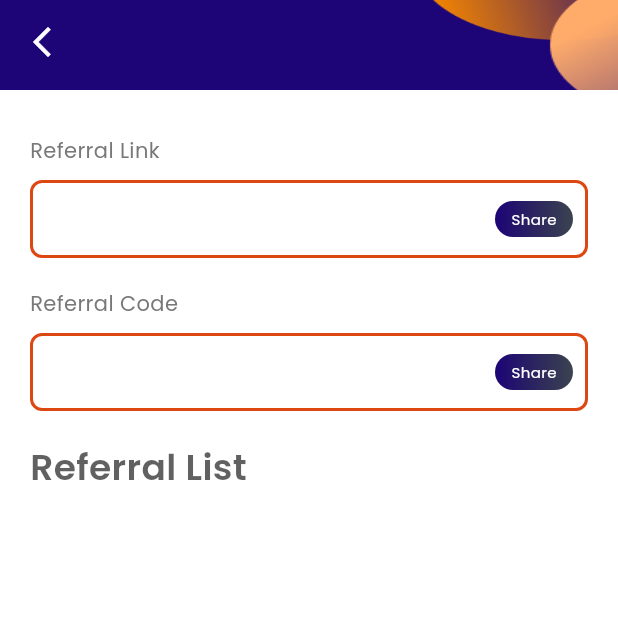
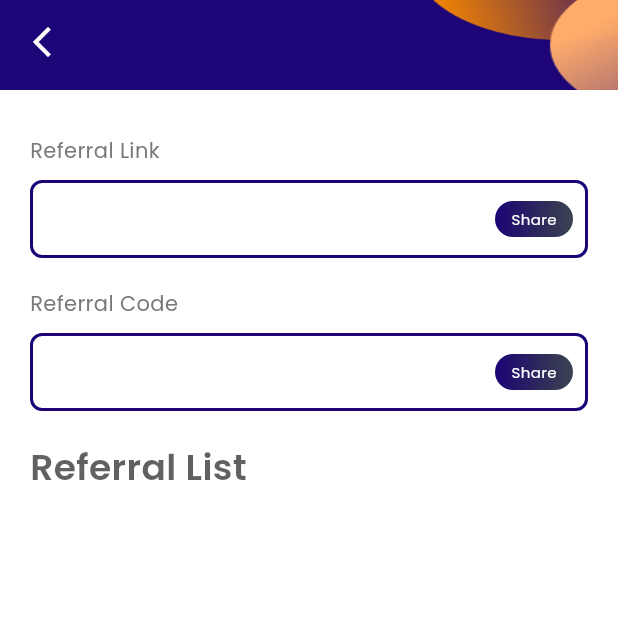
Before and after one commit to 5Star-Inn-Company-Frontend/mra, a Flutter app: the Referrals screen opened directly, on a phone screen of 412 x 824 dp, the top half of it. Run offline on Flutter 3.47's test engine with Material 3 defaults, Android fonts, the phone set to English and light mode, and no system bars; our stand-ins replace another_flushbar, connectivity_plus, dio, flutter_screenutil, flutter_secure_storage, google_fonts and 8 more; missing offline and left inert: awesome_dio_interceptor, clipboard, fast_contacts, flutter_pin_code_fields; accounts and stored records are empty; project files that could hold a hidden picture were left out.

Commit message:
color adjustments to referral screen

```diff
--- a/lib/views/Account/pages/Referrals/Referrals.dart
+++ b/lib/views/Account/pages/Referrals/Referrals.dart
@@ -24,7 +24,7 @@ class Referrals extends StatelessWidget {
               ),
               AppVerticalSpacing.verticalSpacingD,
               customBbox(
-                borderColor: plugPrimaryColor,
+                borderColor: AppColors.plugPrimaryColor,
                 radius: BorderRadius.circular(8),
                 widget: Padding(
                   padding: const EdgeInsets.symmetric(horizontal: 8.0),
@@ -65,7 +65,7 @@ class Referrals extends StatelessWidget {
               ),
               AppVerticalSpacing.verticalSpacingD,
               customBbox(
-                borderColor: plugPrimaryColor,
+                borderColor: AppColors.plugPrimaryColor,
                 radius: BorderRadius.circular(8),
                 widget: Padding(
                   padding: const EdgeInsets.symmetric(horizontal: 8.0),
```
